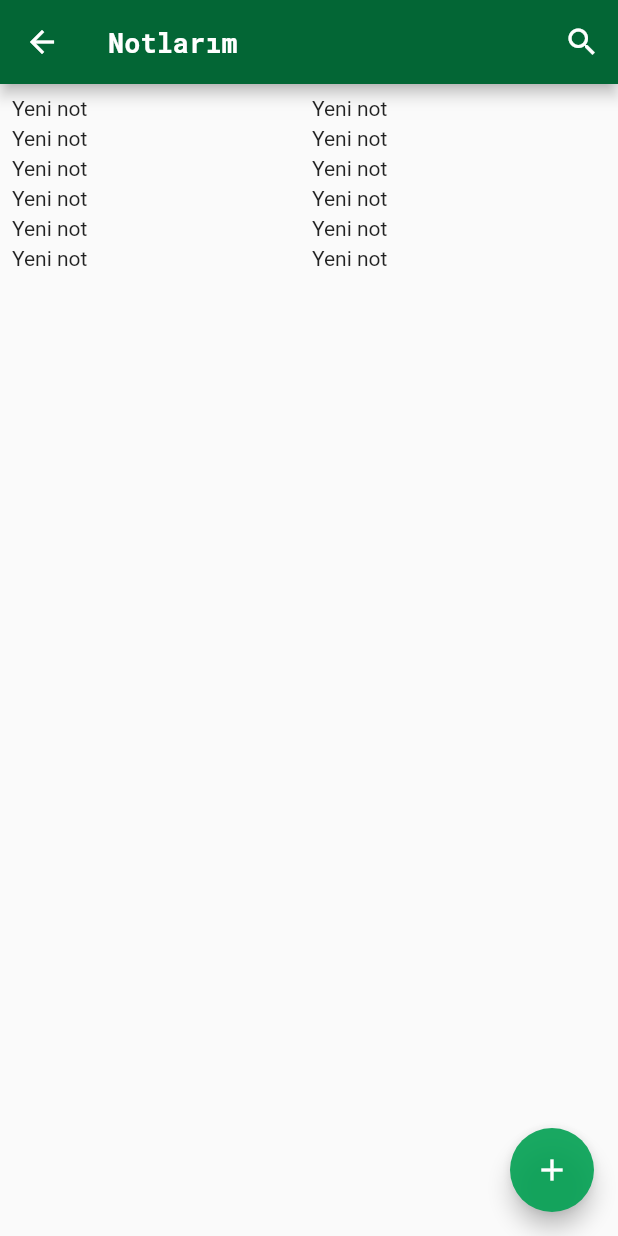
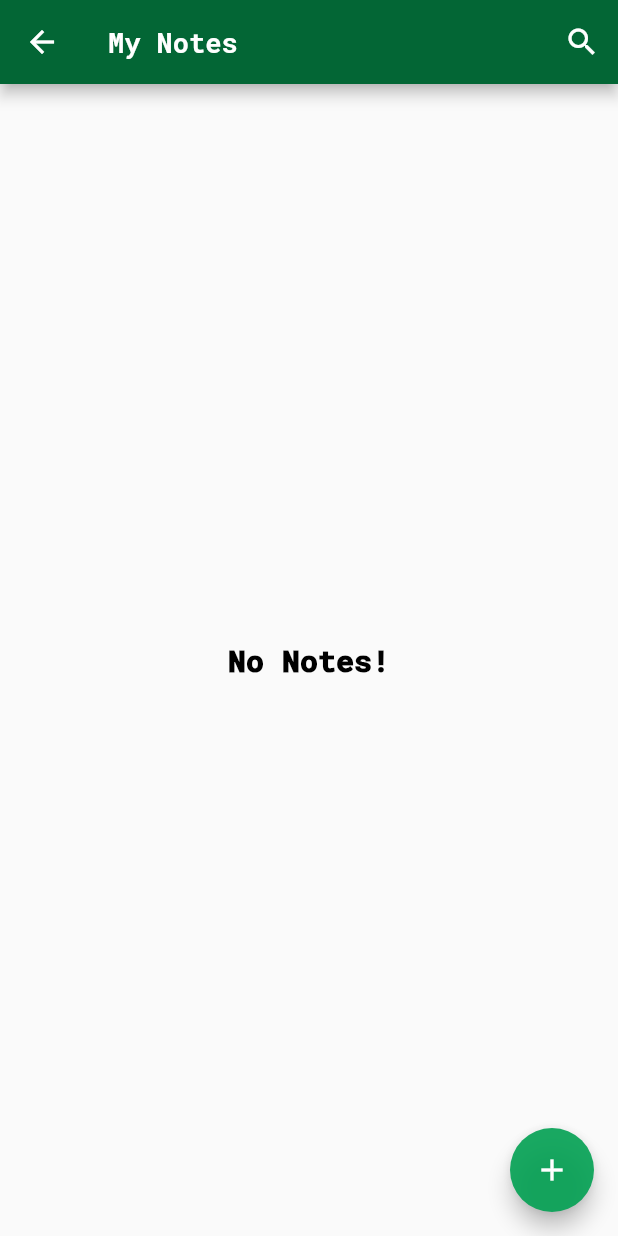
Before and after one commit to nuraybayrakdar/note_app, a Flutter app: the screen it shows after launch, after a tap on "Notes", on a phone screen of 412 x 824 dp. Run offline on Flutter 3.47's test engine with Material 2 defaults, Android fonts, the phone set to English and light mode, and no system bars; our stand-ins replace sqflite; accounts and stored records are empty.

Commit message:
note detail page added

```diff
--- a/lib/repository/notes_db.dart
+++ b/lib/repository/notes_db.dart
@@ -77,8 +77,6 @@ CREATE TABLE $tableNotes (
     final db = await instance.database;
 
     final orderBy = '${NoteFields.time} ASC';
-    // final result =
-    //     await db.rawQuery('SELECT * FROM $tableNotes ORDER BY $orderBy');
 
     final result = await db.query(tableNotes, orderBy: orderBy);
 
--- a/lib/ui/pages/notes_page.dart
+++ b/lib/ui/pages/notes_page.dart
@@ -3,6 +3,8 @@ import 'package:flutter_staggered_grid_view/flutter_staggered_grid_view.dart';
 import 'package:note_app/model/note.dart';
 import 'package:note_app/repository/notes_db.dart';
 import 'package:note_app/ui/pages/add_note_page.dart';
+import 'package:note_app/ui/pages/note_detail_page.dart';
+import 'package:note_app/ui/widgets/noteCard.dart';
 
 class NotesPage extends StatefulWidget {
   const NotesPage({super.key});
@@ -18,21 +20,20 @@ class _NotesPageState extends State<NotesPage> {
   @override
   void initState() {
     super.initState();
-
-    refreshNotes();
+    setState(() {
+      refreshNotes();
+    });
   }
 
   @override
   void dispose() {
-    NotesDatabase.instance.close();
-
+    //NotesDatabase.instance.close();
     super.dispose();
   }
 
   Future refreshNotes() async {
     setState(() => isLoading = true);
-
-    this.notes = await NotesDatabase.instance.readAllNotes();
+    notes = await NotesDatabase.instance.readAllNotes();
 
     setState(() => isLoading = false);
   }
@@ -43,7 +44,7 @@ class _NotesPageState extends State<NotesPage> {
       appBar: AppBar(
         backgroundColor: const Color.fromARGB(255, 3, 102, 53),
         title: const Text(
-          "Notlarım",
+          "My Notes",
           style: TextStyle(
               fontFamily: 'RobotoMono',
               fontWeight: FontWeight.bold,
@@ -56,14 +57,27 @@ class _NotesPageState extends State<NotesPage> {
           )
         ],
       ),
-      body: SizedBox(
-        child: buildNotes(),
+      body: Center(
+        child: isLoading
+            ? const CircularProgressIndicator(
+                color: Color.fromARGB(231, 3, 161, 83),
+              )
+            : notes.isEmpty
+                ? const Text(
+                    'No Notes!',
+                    style: TextStyle(
+                        color: Colors.black,
+                        fontSize: 20,
+                        fontWeight: FontWeight.w900,
+                        fontFamily: 'RobotoMono'),
+                  )
+                : buildNotes(),
       ),
       floatingActionButton: FloatingActionButton(
         backgroundColor: const Color.fromARGB(231, 3, 161, 83),
         child: const Icon(Icons.add),
         onPressed: () async {
-          await Navigator.of(context).push(
+          await Navigator.of(context).pushReplacement(
             MaterialPageRoute(builder: ((context) => const AddNotePage())),
           );
         },
@@ -73,21 +87,24 @@ class _NotesPageState extends State<NotesPage> {
 
   Widget buildNotes() => StaggeredGridView.countBuilder(
         padding: const EdgeInsets.all(8),
-        itemCount: 12,
+        itemCount: notes.length,
         staggeredTileBuilder: (index) => const StaggeredTile.fit(2),
         crossAxisCount: 4,
         mainAxisSpacing: 4,
         crossAxisSpacing: 4,
         itemBuilder: (context, index) {
-          // final note = notes[index];
+          final note = notes[index];
 
           return GestureDetector(
-              onTap: () async {
-                refreshNotes();
-              },
-              child:
-                  Text("Yeni not") //NoteCardWidget(note: note, index: index),
-              );
+            onTap: () async {
+              await Navigator.of(context).push(MaterialPageRoute(
+                builder: (context) => NoteDetailPage(noteId: note.id!),
+              ));
+
+              refreshNotes();
+            },
+            child: NoteCardWidget(note: note, index: index),
+          );
         },
       );
 }
--- a/lib/ui/widgets/noteCard.dart
+++ b/lib/ui/widgets/noteCard.dart
@@ -4,9 +4,9 @@ import 'package:note_app/model/note.dart';
 
 final _lightColors = [
   const Color.fromARGB(255, 228, 255, 225),
-  Colors.tealAccent.shade100,
+  const Color.fromARGB(255, 237, 196, 179),
   const Color.fromARGB(255, 255, 232, 194),
-  const Color.fromARGB(255, 240, 168, 104),
+  const Color.fromARGB(255, 216, 226, 220),
   const Color.fromARGB(255, 244, 253, 217),
 ];
 
```
Also changed, not shown: lib/ui/pages/add_note_page.dart (+14 -2 lines), lib/ui/pages/note_detail_page.dart (+4 -3 lines).
